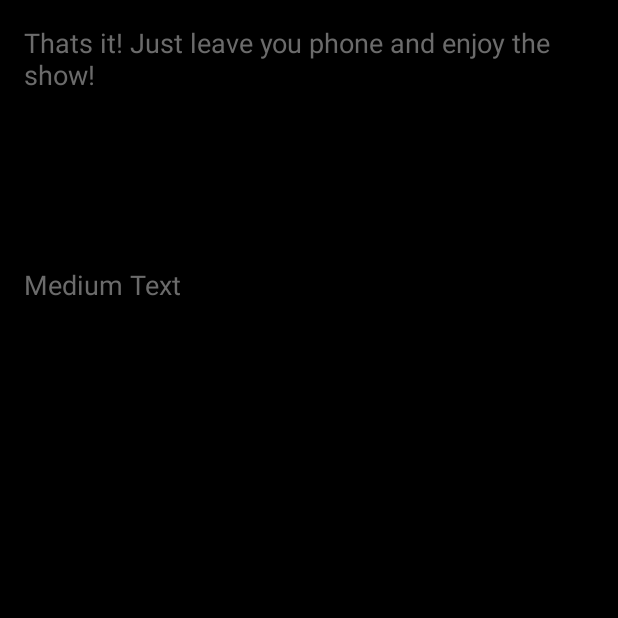
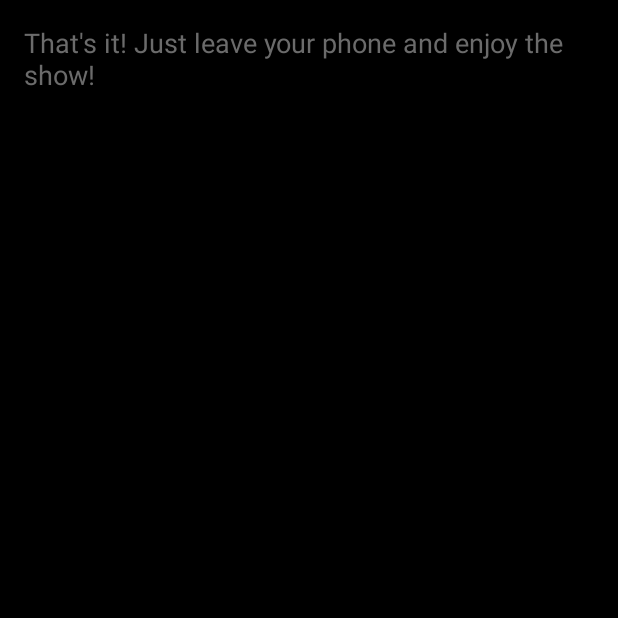
Before and after one commit to Timothylock/IllumiNATION, an Android app: the Connected screen opened directly, with no data from a screen before it, on a phone screen of 412 x 824 dp, the top half of it. Run offline under Robolectric (Android 15) with nearby library versions, the phone set to English and light mode, and no system bars; 9 statements that could not run were skipped.

Commit message:
scatchy front end done!

```diff
--- a/Illuminationn/app/src/main/java/com/example/may/illuminationn/AsynTaskParseJson.java
+++ b/Illuminationn/app/src/main/java/com/example/may/illuminationn/AsynTaskParseJson.java
@@ -35,6 +35,7 @@ public class AsynTaskParseJson extends AsyncTask<String, String, String> {
             // get json string from url
             JSONObject json = jParser.getJSONFromUrl(yourJsonStringUrl);
             Connected.thing = (json.get("data").toString());
+            Connected.time = (json.get("time").toString());
             return (json.get("data").toString());
 
         } catch (JSONException e) {
--- a/Illuminationn/app/src/main/java/com/example/may/illuminationn/Connected.java
+++ b/Illuminationn/app/src/main/java/com/example/may/illuminationn/Connected.java
@@ -4,6 +4,7 @@ import android.app.ActionBar;
 import android.content.Intent;
 import android.graphics.Color;
 import android.graphics.drawable.ColorDrawable;
+import android.os.Handler;
 import android.support.v7.app.AppCompatActivity;
 import android.os.Bundle;
 import android.view.Menu;
@@ -15,7 +16,10 @@ import android.widget.LinearLayout;
 import java.io.InputStream;
 import java.net.URL;
 import java.net.URLConnection;
+import java.util.ArrayList;
+import java.util.Arrays;
 import java.util.HashMap;
+import java.util.List;
 
 import org.json.JSONArray;
 import org.json.JSONException;
@@ -30,6 +34,7 @@ import android.widget.TextView;
 public class Connected extends AppCompatActivity {
     public static String thing;
     public String row;
+    public static String time;
 
     @Override
     protected void onCreate(Bundle savedInstanceState) {
@@ -39,20 +44,62 @@ public class Connected extends AppCompatActivity {
 
         Intent intent = getIntent();
         row = intent.getStringExtra("RowNumber");
-        TextView t = (TextView)findViewById(R.id.textView);
 
         getWindow().getDecorView().setBackgroundColor(Color.parseColor("#000000"));
 
-        getInstructions();
-        try {
-            JSONObject responseJSON = new JSONObject(thing);
-            t.setText(responseJSON.get("r" + row).toString());
+        Thread thread = new Thread() {
+            public void wait(int ms){
+                try {
+                    Thread.sleep(ms);
+                } catch (InterruptedException e) {
+                    e.printStackTrace();
+                }
+            }
 
-        } catch (JSONException e) {
-            t.setText("Could not obtain data. Wrong row?");
-        }
+            @Override
+            public void run() {
+                //Tim Variables
+                String colour;
+                int delay;
+                int duration;
+                String[] items;
 
+                getInstructions();
+                try {
+                    JSONObject responseJSON = new JSONObject(thing);
+                    System.out.println("==================");
+                    JSONArray r = responseJSON.getJSONArray("r" + row);
+                    System.out.println(time);
+                    long start = Long.parseLong(time);
+                    System.out.println("==================");
+                    long current = System.currentTimeMillis();
+                    System.out.println(start - current);
+                    try {
+                        Thread.sleep(start - current);
+                    } catch (InterruptedException e) {
+                        e.printStackTrace();
+                    }
 
+                    for (int i = 0; i < r.length(); i++) {
+                        // Get Data
+                        items = r.get(i).toString().split(",");
+                        colour = r.getJSONArray(i).toString().substring(2, 9);
+                        delay = Integer.parseInt(items[1].toString());
+                        duration = Integer.parseInt(items[2].toString().substring(0, items[2].toString().length() - 1));
+
+                        // Display It
+                        wait(1000 * delay);
+                        changeCol(colour);
+                        wait(1000 * duration);
+                        changeCol("#000000");
+
+                    }
+                } catch (JSONException e) {
+                }
+            }
+        };
+
+        thread.start();
     }
 
     @Override
@@ -77,20 +124,29 @@ public class Connected extends AppCompatActivity {
         return super.onOptionsItemSelected(item);
     }
 
-
-
-    public void setColor(View view) {
-        //String color = getColor(row);
-        //getWindow().getDecorView().setBackgroundColor(Color.parseColor("#008000"));
+    public void changeCol(final String col){
+        runOnUiThread(new Runnable() {
+            public void run() {
+                getWindow().getDecorView().setBackgroundColor(Color.parseColor(col));
+            }
+        });
     }
 
     // check from the file
     public void getInstructions(){
         new AsynTaskParseJson().execute();
+        wait(1000);
+    }
+
+    // Sleep
+    public void wait(int ms){
         try {
-            Thread.sleep(1000);
+            Thread.sleep(ms);
         } catch (InterruptedException e) {
             e.printStackTrace();
         }
     }
+
+
+
 }
--- a/Illuminationn/app/src/main/res/layout/activity_connected.xml
+++ b/Illuminationn/app/src/main/res/layout/activity_connected.xml
@@ -13,23 +13,11 @@
         android:layout_width="wrap_content"
         android:layout_height="wrap_content"
         android:textAppearance="?android:attr/textAppearanceMedium"
-        android:text="Thats it! Just leave you phone and enjoy the show!"
+        android:text="That's it! Just leave your phone and enjoy the show!"
         android:id="@+id/textView2"
         android:layout_alignParentTop="true"
         android:layout_alignParentLeft="true"
         android:layout_alignParentStart="true"
         android:textColor="#6b6b6b" />
 
-    <TextView
-        android:layout_width="wrap_content"
-        android:layout_height="wrap_content"
-        android:textAppearance="?android:attr/textAppearanceMedium"
-        android:text="Medium Text"
-        android:id="@+id/textView"
-        android:layout_alignParentTop="true"
-        android:layout_alignParentLeft="true"
-        android:layout_alignParentStart="true"
-        android:layout_marginTop="161dp"
-        android:textColor="#6b6b6b" />
-
 </RelativeLayout>
--- a/Illuminationn/app/src/main/res/values/strings.xml
+++ b/Illuminationn/app/src/main/res/values/strings.xml
@@ -6,5 +6,6 @@
     <string name="title_activity_connected">Connected</string>
     <string name="button_field">connect</string>
     <string name="text_field">Please enter your row number</string>
+    <string name="title_field">Illuminationn</string>
 
 </resources>
```
Also changed, not shown: Illuminationn/app/src/main/res/layout/activity_main.xml (+16 -1 lines).
